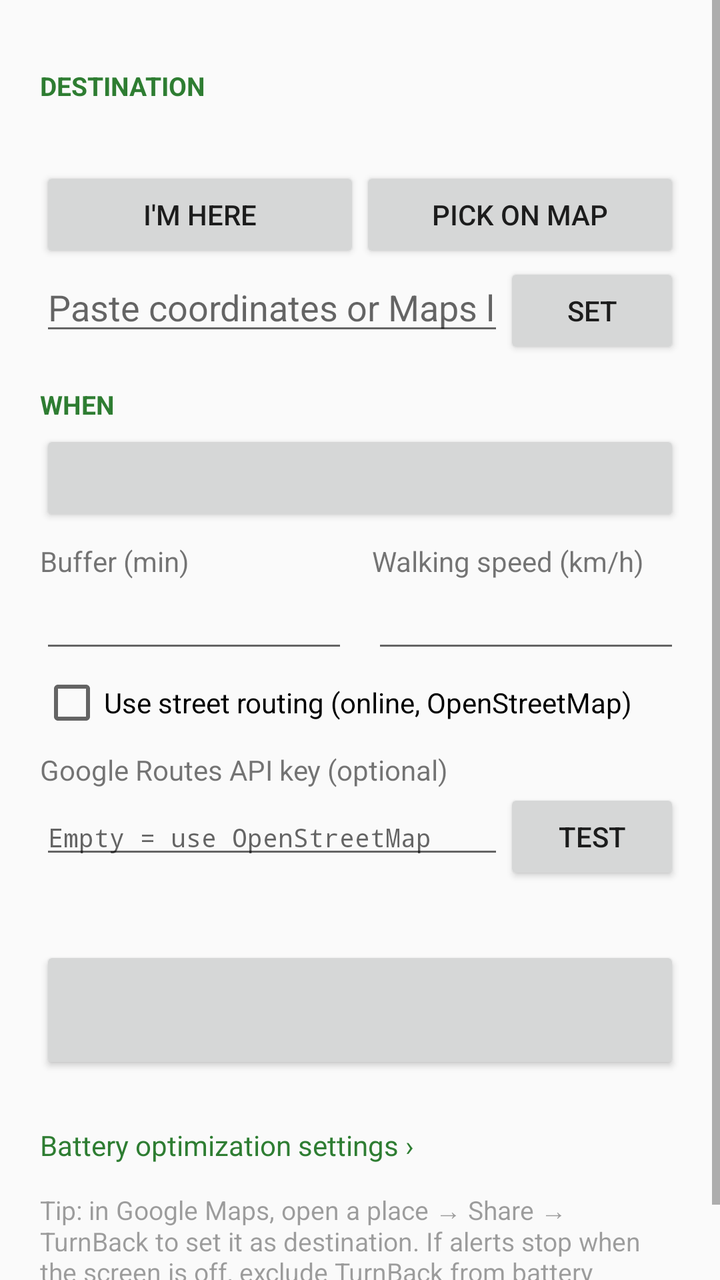
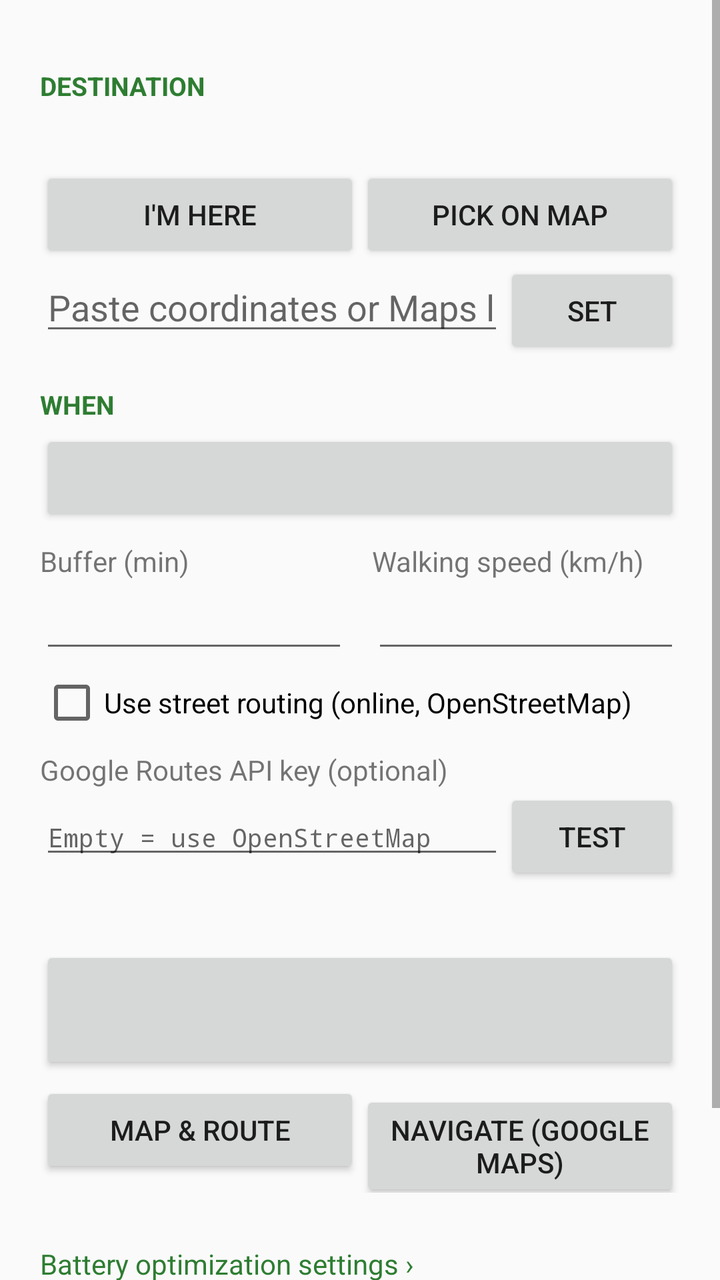

Two renders of the same Android screen: before a commit and after it. Below are the layout's source before the change and the commit's diff.
<!-- AndroidManifest.xml: application theme AppTheme -->
<!-- res/layout/activity_main.xml -->
<?xml version="1.0" encoding="utf-8"?>
<ScrollView xmlns:android="http://schemas.android.com/apk/res/android"
    android:layout_width="match_parent"
    android:layout_height="match_parent"
    android:fillViewport="true">

    <LinearLayout
        android:layout_width="match_parent"
        android:layout_height="wrap_content"
        android:orientation="vertical"
        android:padding="20dp">

        <TextView
            android:id="@+id/statusText"
            android:layout_width="match_parent"
            android:layout_height="wrap_content"
            android:layout_marginBottom="16dp"
            android:background="@drawable/status_bg"
            android:padding="14dp"
            android:textSize="17sp"
            android:visibility="gone" />

        <TextView
            style="@style/Header"
            android:text="Destination" />

        <TextView
            android:id="@+id/targetText"
            android:layout_width="match_parent"
            android:layout_height="wrap_content"
            android:layout_marginBottom="6dp"
            android:textSize="16sp"
            android:textIsSelectable="true" />

        <LinearLayout
            android:layout_width="match_parent"
            android:layout_height="wrap_content"
            android:orientation="horizontal">

            <Button
                android:id="@+id/btnHere"
                android:layout_width="0dp"
                android:layout_height="wrap_content"
                android:layout_weight="1"
                android:text="I'm here" />

            <Button
                android:id="@+id/btnMap"
                android:layout_width="0dp"
                android:layout_height="wrap_content"
                android:layout_weight="1"
                android:text="Pick on map" />
        </LinearLayout>

        <LinearLayout
            android:layout_width="match_parent"
            android:layout_height="wrap_content"
            android:orientation="horizontal">

            <EditText
                android:id="@+id/coordsInput"
                android:layout_width="0dp"
                android:layout_height="wrap_content"
                android:layout_weight="1"
                android:hint="Paste coordinates or Maps link"
                android:importantForAutofill="no"
                android:inputType="textUri" />

            <Button
                android:id="@+id/btnSetCoords"
                android:layout_width="wrap_content"
                android:layout_height="wrap_content"
                android:text="Set" />
        </LinearLayout>

        <TextView
            style="@style/Header"
            android:text="When" />

        <Button
            android:id="@+id/btnDeadline"
            android:layout_width="match_parent"
            android:layout_height="wrap_content"
            android:textSize="18sp" />

        <LinearLayout
            android:layout_width="match_parent"
            android:layout_height="wrap_content"
            android:layout_marginTop="8dp"
            android:orientation="horizontal">

            <LinearLayout
                android:layout_width="0dp"
                android:layout_height="wrap_content"
                android:layout_marginEnd="12dp"
                android:layout_weight="1"
                android:orientation="vertical">

                <TextView
                    android:layout_width="wrap_content"
                    android:layout_height="wrap_content"
                    android:text="Buffer (min)" />

                <EditText
                    android:id="@+id/bufferInput"
                    android:layout_width="match_parent"
                    android:layout_height="wrap_content"
                    android:importantForAutofill="no"
                    android:inputType="number" />
            </LinearLayout>

            <LinearLayout
                android:layout_width="0dp"
                android:layout_height="wrap_content"
                android:layout_weight="1"
                android:orientation="vertical">

                <TextView
                    android:layout_width="wrap_content"
                    android:layout_height="wrap_content"
                    android:text="Walking speed (km/h)" />

                <EditText
                    android:id="@+id/speedInput"
                    android:layout_width="match_parent"
                    android:layout_height="wrap_content"
                    android:importantForAutofill="no"
                    android:inputType="numberDecimal" />
            </LinearLayout>
        </LinearLayout>

        <CheckBox
            android:id="@+id/routingCheck"
            android:layout_width="match_parent"
            android:layout_height="wrap_content"
            android:layout_marginTop="4dp"
            android:text="Use street routing (online, OpenStreetMap)" />

        <TextView
            android:layout_width="wrap_content"
            android:layout_height="wrap_content"
            android:layout_marginTop="8dp"
            android:text="Google Routes API key (optional)" />

        <LinearLayout
            android:layout_width="match_parent"
            android:layout_height="wrap_content"
            android:orientation="horizontal">

            <EditText
                android:id="@+id/googleKeyInput"
                android:layout_width="0dp"
                android:layout_height="wrap_content"
                android:layout_weight="1"
                android:fontFamily="monospace"
                android:hint="Empty = use OpenStreetMap"
                android:importantForAutofill="no"
                android:inputType="textVisiblePassword|textNoSuggestions"
                android:textSize="13sp" />

            <Button
                android:id="@+id/btnTestKey"
                android:layout_width="wrap_content"
                android:layout_height="wrap_content"
                android:text="Test" />
        </LinearLayout>

        <TextView
            android:id="@+id/certText"
            android:layout_width="match_parent"
            android:layout_height="wrap_content"
            android:alpha="0.7"
            android:fontFamily="monospace"
            android:textIsSelectable="true"
            android:textSize="11sp" />

        <Button
            android:id="@+id/btnStartStop"
            android:layout_width="match_parent"
            android:layout_height="64dp"
            android:layout_marginTop="16dp"
            android:textSize="20sp" />

        <TextView
            android:id="@+id/batteryLink"
            android:layout_width="wrap_content"
            android:layout_height="wrap_content"
            android:layout_marginTop="20dp"
            android:paddingTop="6dp"
            android:paddingBottom="6dp"
            android:text="Battery optimization settings ›"
            android:textColor="?android:attr/colorAccent" />

        <TextView
            android:layout_width="match_parent"
            android:layout_height="wrap_content"
            android:layout_marginTop="8dp"
            android:alpha="0.7"
            android:text="Tip: in Google Maps, open a place → Share → TurnBack to set it as destination. If alerts stop when the screen is off, exclude TurnBack from battery optimization."
            android:textSize="13sp" />
    </LinearLayout>
</ScrollView>
<!-- resources referenced by this layout -->
<resources>
  <!-- drawable status_bg (drawable) -->
  <?xml version="1.0" encoding="utf-8"?>
  <shape xmlns:android="http://schemas.android.com/apk/res/android" android:shape="rectangle">
      <solid android:color="@color/status_bg" />
      <corners android:radius="12dp" />
  </shape>
  <style name="Header">
          <item name="android:layout_width">match_parent</item>
          <item name="android:layout_height">wrap_content</item>
          <item name="android:layout_marginTop">14dp</item>
          <item name="android:layout_marginBottom">4dp</item>
          <item name="android:textSize">13sp</item>
          <item name="android:textStyle">bold</item>
          <item name="android:textAllCaps">true</item>
          <item name="android:textColor">?android:attr/colorAccent</item>
      </style>
  <style name="AppTheme" parent="BaseTheme" />
  <color name="status_bg">#1F2E7D32</color>
  <style name="BaseTheme" parent="android:Theme.Material.Light.DarkActionBar">
          <item name="android:colorPrimary">@color/brand</item>
          <item name="android:colorPrimaryDark">@color/brand_dark</item>
          <item name="android:colorAccent">@color/brand</item>
      </style>
  <color name="brand">#2E7D32</color>
  <color name="brand_dark">#1B5E20</color>
</resources>

<!-- the commit's change to res/layout/activity_main.xml (unified diff, before → after) -->
@@ -180,6 +180,27 @@
             android:layout_height="64dp"
             android:layout_marginTop="16dp"
             android:textSize="20sp" />
+
+        <LinearLayout
+            android:layout_width="match_parent"
+            android:layout_height="wrap_content"
+            android:layout_marginTop="4dp"
+            android:orientation="horizontal">
+
+            <Button
+                android:id="@+id/btnRouteMap"
+                android:layout_width="0dp"
+                android:layout_height="wrap_content"
+                android:layout_weight="1"
+                android:text="Map &amp; route" />
+
+            <Button
+                android:id="@+id/btnNavigate"
+                android:layout_width="0dp"
+                android:layout_height="wrap_content"
+                android:layout_weight="1"
+                android:text="Navigate (Google Maps)" />
+        </LinearLayout>
 
         <TextView
             android:id="@+id/batteryLink"
